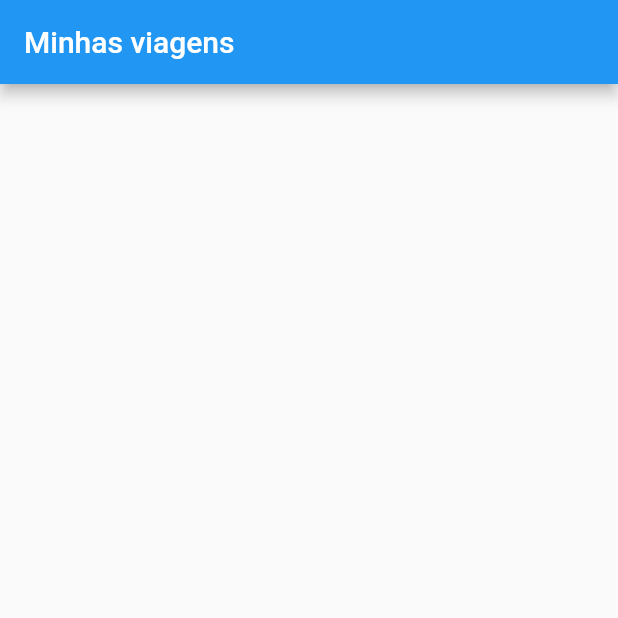
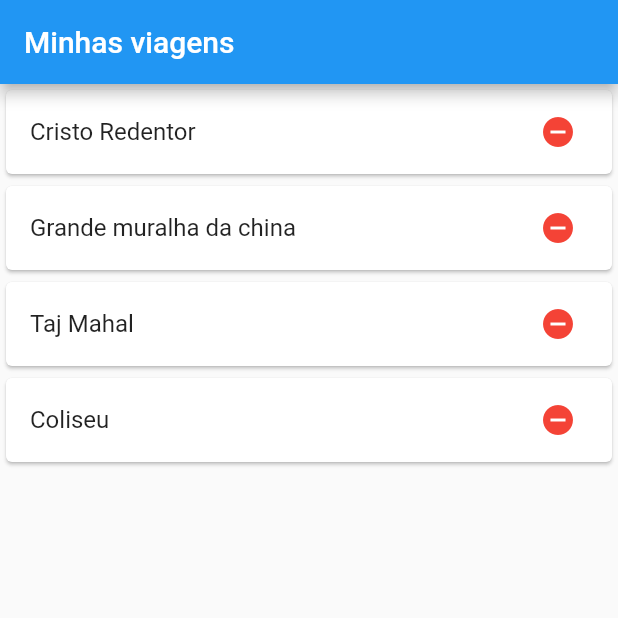
Before and after one commit to jrinovacao/minhas-viagens, a Flutter app: the screen it shows after launch, on a phone screen of 412 x 824 dp, the top half of it. Run offline on Flutter 3.47's test engine with Material 2 defaults, Android fonts, the phone set to English and light mode, and no system bars.

Commit message:
Criando interface da home

```diff
--- a/lib/Home.dart
+++ b/lib/Home.dart
@@ -7,11 +7,71 @@ class Home extends StatefulWidget {
 }
 
 class _HomeState extends State<Home> {
+
+  List _listaViagens = [
+
+    "Cristo Redentor",
+    "Grande muralha da china",
+    "Taj Mahal",
+    "Coliseu"
+
+  ];
+
+
+  _abrirMapa(){
+
+  }
+
+  _excluirViagem(){
+
+  }
+
   @override
   Widget build(BuildContext context) {
     return Scaffold(
       appBar: AppBar(title: Text("Minhas viagens"),),
-      body: Container(),
+      body: Column(
+        children: <Widget>[
+          Expanded(
+              child: ListView.builder(
+                  itemCount: _listaViagens.length,
+                  itemBuilder: (context, index){
+
+                    String titulo = _listaViagens[index];
+
+                    return GestureDetector(
+                      onTap: (){
+                        _abrirMapa();
+                      },
+                      child: Card(
+                        child: ListTile(
+                          title: Text(titulo),
+                          trailing: Row(
+                            mainAxisSize: MainAxisSize.min,
+                            children: <Widget>[
+                              GestureDetector(
+                                onTap: (){
+                                  _excluirViagem();
+                                },
+                                child: Padding(
+                                    padding: EdgeInsets.all(8),
+                                    child: Icon(
+                                        Icons.remove_circle,
+                                        color: Colors.red,
+                                    ),
+                                ),
+                              )
+                            ],
+                          ),
+                        ),
+                      ),
+                    );
+
+                  }
+              )
+          )
+        ],
+      ),
     );
   }
 }
```
